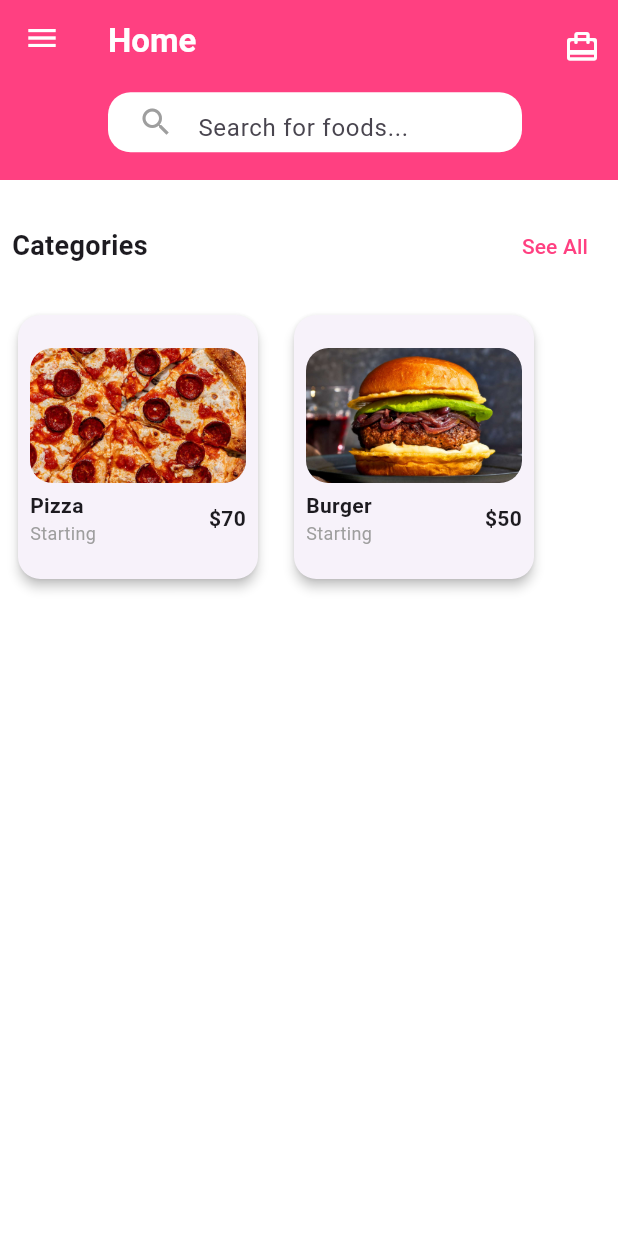
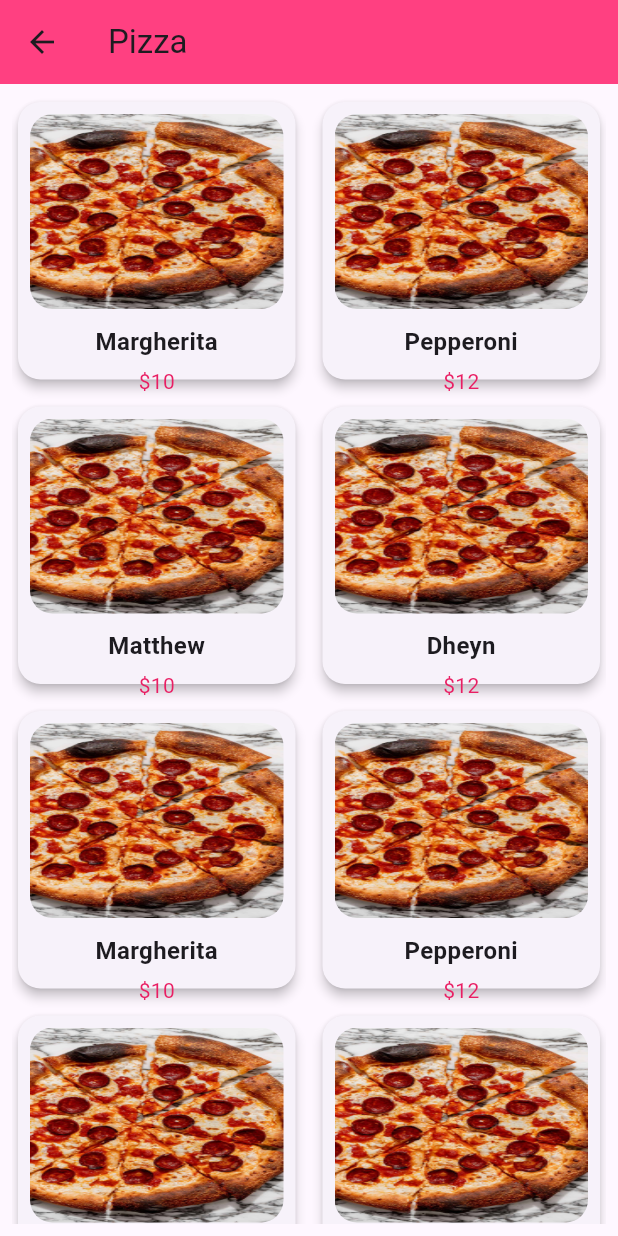
Before and after one commit to Necookie/lalamon, a Flutter app: the Home screen opened directly, after a tap on the "menu" icon, after a tap on "See All", after a tap on "Pizza", on a phone screen of 412 x 824 dp. Run offline on Flutter 3.47's test engine with Material 3 defaults, Android fonts, the phone set to English and light mode, and no system bars; our stand-ins replace cached_network_image, cloud_firestore, firebase_auth, firebase_core; accounts and stored records are empty; network calls fail; Roboto replaces fonts that are missing (PoppinsFont).

Commit message:
updated categories shit

```diff
--- /dev/null
+++ b/lib/categories.dart
@@ -0,0 +1,80 @@
+import 'package:flutter/material.dart';
+
+class CategoryCard extends StatelessWidget {
+  final String title;
+  final String imageUrl;
+  final String price;
+  final VoidCallback onTap;
+
+  const CategoryCard({
+    required this.title,
+    required this.imageUrl,
+    required this.price,
+    required this.onTap,
+    super.key,
+  });
+
+  @override
+  Widget build(BuildContext context) {
+    return Padding(
+      padding: const EdgeInsets.all(8.0),
+      child: InkWell(
+        onTap: onTap, // Trigger the onTap callback
+        child: Card(
+          shape: RoundedRectangleBorder(
+            borderRadius: BorderRadius.circular(15),
+          ),
+          elevation: 3,
+          child: Container(
+            width: 160,
+            padding: const EdgeInsets.all(8),
+            child: Column(
+              mainAxisAlignment: MainAxisAlignment.center,
+              children: [
+                ClipRRect(
+                  borderRadius: BorderRadius.circular(15),
+                  child: Image.asset(
+                    imageUrl,
+                    height: 100,
+                    width: 150,
+                    fit: BoxFit.fill,
+                  ),
+                ),
+                const SizedBox(height: 5),
+                Row(
+                  mainAxisAlignment: MainAxisAlignment.spaceBetween,
+                  children: [
+                    Column(
+                      crossAxisAlignment: CrossAxisAlignment.start,
+                      children: [
+                        Text(
+                          title,
+                          style: const TextStyle(
+                            fontWeight: FontWeight.bold,
+                          ),
+                        ),
+                        const Text(
+                          'Starting',
+                          style: TextStyle(
+                            color: Colors.grey,
+                            fontSize: 12,
+                          ),
+                        ),
+                      ],
+                    ),
+                    Text(
+                      price,
+                      style: const TextStyle(
+                        fontWeight: FontWeight.bold,
+                      ),
+                    ),
+                  ],
+                ),
+              ],
+            ),
+          ),
+        ),
+      ),
+    );
+  }
+}
--- /dev/null
+++ b/lib/category_details_page.dart
@@ -0,0 +1,128 @@
+import 'package:flutter/material.dart';
+
+class CategoryDetailsPage extends StatelessWidget {
+  final String categoryTitle;
+
+  const CategoryDetailsPage({super.key, required this.categoryTitle});
+
+  @override
+  Widget build(BuildContext context) {
+    // Mock data for items in each category
+    final Map<String, List<Map<String, String>>> categoryItems = {
+      'Pizza': [
+        {'name': 'Margherita', 'price': '\$10', 'imageUrl': 'lib/Assets/images/pizza.jpeg'},
+        {'name': 'Pepperoni', 'price': '\$12', 'imageUrl': 'lib/Assets/images/pizza.jpeg'},
+        {'name': 'Matthew', 'price': '\$10', 'imageUrl': 'lib/Assets/images/pizza.jpeg'},
+        {'name': 'Dheyn', 'price': '\$12', 'imageUrl': 'lib/Assets/images/pizza.jpeg'},
+        {'name': 'Margherita', 'price': '\$10', 'imageUrl': 'lib/Assets/images/pizza.jpeg'},
+        {'name': 'Pepperoni', 'price': '\$12', 'imageUrl': 'lib/Assets/images/pizza.jpeg'},
+        {'name': 'Matthew', 'price': '\$10', 'imageUrl': 'lib/Assets/images/pizza.jpeg'},
+        {'name': 'Dheyn', 'price': '\$12', 'imageUrl': 'lib/Assets/images/pizza.jpeg'},
+
+      ],
+      'Burger': [
+        {'name': 'Cheeseburger', 'price': '\$8', 'imageUrl': 'lib/Assets/images/burger.jpeg'},
+        {'name': 'Veggie Burger', 'price': '\$7', 'imageUrl': 'lib/Assets/images/burger.jpeg'},
+      ],
+    };
+
+    // Get the items for the selected category
+    final items = categoryItems[categoryTitle] ?? [];
+
+    return Scaffold(
+      appBar: AppBar(
+        title: Text(categoryTitle),
+        backgroundColor: Colors.pinkAccent,
+      ),
+      body: Padding(
+        padding: const EdgeInsets.all(8.0),
+        child: GridView.builder(
+          gridDelegate: const SliverGridDelegateWithFixedCrossAxisCount(
+            crossAxisCount: 2, // Number of columns in the grid
+            crossAxisSpacing: 10, // Spacing between columns
+            mainAxisSpacing: 10, // Spacing between rows
+            childAspectRatio: 1, // Make the cards square
+          ),
+          itemCount: items.length,
+          itemBuilder: (context, index) {
+            final item = items[index];
+            return InkWell(
+              onTap: () {
+                // Navigate to the placeholder page
+                Navigator.push(
+                  context,
+                  MaterialPageRoute(
+                    builder: (context) => PlaceholderPage(
+                      productName: item['name']!,
+                    ),
+                  ),
+                );
+              },
+              child: Card(
+                shape: RoundedRectangleBorder(
+                  borderRadius: BorderRadius.circular(15),
+                ),
+                elevation: 3,
+                child: Padding(
+                  padding: const EdgeInsets.all(8.0),
+                  child: Column(
+                    crossAxisAlignment: CrossAxisAlignment.center,
+                    children: [
+                      // Item image
+                      ClipRRect(
+                        borderRadius: BorderRadius.circular(15),
+                        child: Image.asset(
+                          item['imageUrl']!,
+                          height: 130,
+                          width: 180,
+                          fit: BoxFit.fill,
+                        ),
+                      ),
+                      const SizedBox(height: 10),
+                      // Item name
+                      Text(
+                        item['name']!,
+                        style: const TextStyle(
+                          fontSize: 16,
+                          fontWeight: FontWeight.bold,
+                        ),
+                        textAlign: TextAlign.center,
+                      ),
+                      const SizedBox(height: 5),
+                      // Item price
+                      Text(
+                        item['price']!,
+                        style: const TextStyle(
+                          fontSize: 14,
+                          color: Colors.pink,
+                        ),
+                      ),
+                    ],
+                  ),
+                ),
+              ),
+            );
+          },
+        ),
+      ),
+    );
+  }
+}
+
+class PlaceholderPage extends StatelessWidget {
+  final String productName;
+
+  const PlaceholderPage({super.key, required this.productName});
+
+  @override
+  Widget build(BuildContext context) {
+    return Scaffold(
+      appBar: AppBar(
+        title: Text(productName),
+      ),
+      body: Center(
+        child: Text('Details for $productName'),
+      ),
+    );
+  }
+}
--- a/lib/home.dart
+++ b/lib/home.dart
@@ -5,6 +5,10 @@ import 'package:firebase_auth/firebase_auth.dart';
 import 'package:cloud_firestore/cloud_firestore.dart';
 import 'package:cached_network_image/cached_network_image.dart';
 
+import 'categories.dart';
+import 'category_details_page.dart';
+
+// Main Home widget
 class Home extends StatefulWidget {
   const Home({super.key});
 
@@ -25,6 +29,7 @@ class _HomeState extends State<Home> {
       backgroundColor: Colors.white,
       appBar: AppBar(
         backgroundColor: Colors.pinkAccent,
+        // Sidebar menu button
         leading: Padding(
           padding: const EdgeInsets.only(bottom: 70),
           child: Builder(
@@ -41,6 +46,7 @@ class _HomeState extends State<Home> {
             },
           ),
         ),
+        // AppBar title and search bar
         title: Padding(
           padding: const EdgeInsets.only(bottom: 55),
           child: SizedBox(
@@ -57,11 +63,12 @@ class _HomeState extends State<Home> {
                   ),
                 ),
                 SizedBox(height: 20),
-                SearchBar(),
+                SearchBar(), // Search bar widget
               ],
             ),
           ),
         ),
+        // Cart button in the AppBar
         actions: [
           Padding(
             padding: const EdgeInsets.only(bottom: 58),
@@ -78,9 +85,11 @@ class _HomeState extends State<Home> {
         ],
         toolbarHeight: 120,
       ),
+      // Sidebar (Drawer)
       drawer: Drawer(
         child: Column(
           children: [
+            // User information in the DrawerHeader
             StreamBuilder<DocumentSnapshot>(
               stream: FirebaseFirestore.instance
                   .collection('users')
@@ -92,6 +101,7 @@ class _HomeState extends State<Home> {
                   nickname = snapshot.data!.get('name') ?? 'Guest';
                 }
 
+                // Generate avatar URL based on nickname
                 final avatarUrl = 'https://api.dicebear.com/9.x/fun-emoji/svg?seed=${Uri.encodeComponent(nickname)}';
 
                 return DrawerHeader(
@@ -108,6 +118,7 @@ class _HomeState extends State<Home> {
                   child: Column(
                     crossAxisAlignment: CrossAxisAlignment.start,
                     children: [
+                      // Avatar and nickname
                       Row(
                         children: [
                           Container(
@@ -167,6 +178,7 @@ class _HomeState extends State<Home> {
                         ],
                       ),
                       const Spacer(),
+                      // User role or status
                       Container(
                         padding: const EdgeInsets.symmetric(horizontal: 12, vertical: 8),
                         decoration: BoxDecoration(
@@ -198,6 +210,7 @@ class _HomeState extends State<Home> {
                 );
               },
             ),
+            // List of menu items in the Drawer
             Expanded(
               child: ListView(
                 padding: EdgeInsets.zero,
@@ -281,6 +294,7 @@ class _HomeState extends State<Home> {
                 ],
               ),
             ),
+            // Divider and About Us section at the bottom
             const Divider(),
             ListTile(
               leading: const Icon(Icons.info_outline, color: Colors.pink),
@@ -292,9 +306,11 @@ class _HomeState extends State<Home> {
           ],
         ),
       ),
+      // Main body content
       body: Column(
         children: [
           const SizedBox(height: 20),
+          // Categories header
           Padding(
             padding: const EdgeInsets.symmetric(horizontal: 8.0),
             child: Row(
@@ -322,6 +338,7 @@ class _HomeState extends State<Home> {
             ),
           ),
           const SizedBox(height: 10),
+          // Horizontal list of categories
           Flexible(
             child: SizedBox(
               height: 200,
@@ -335,7 +352,15 @@ class _HomeState extends State<Home> {
                     imageUrl: category['imageUrl']!,
                     price: category['price']!,
                     onTap: () {
-                      // Handle onTap event for each category
+                      // Navigate to the CategoryDetailsPage
+                      Navigator.push(
+                        context,
+                        MaterialPageRoute(
+                          builder: (context) => CategoryDetailsPage(
+                            categoryTitle: category['title']!,
+                          ),
+                        ),
+                      );
                     },
                   );
                 },
@@ -347,122 +372,3 @@ class _HomeState extends State<Home> {
     );
   }
 }
-
-class SearchBar extends StatefulWidget {
-  const SearchBar({super.key});
-
-  @override
-  State<SearchBar> createState() => _SearchBarState();
-}
-
-class _SearchBarState extends State<SearchBar> {
-  final TextEditingController _controller = TextEditingController();
-
-  @override
-  void dispose() {
-    _controller.dispose();
-    super.dispose();
-  }
-
-  @override
-  Widget build(BuildContext context) {
-    return Container(
-      height: 40,
-      padding: const EdgeInsets.symmetric(horizontal: 8),
-      decoration: BoxDecoration(
-        color: Colors.white,
-        borderRadius: BorderRadius.circular(15),
-      ),
-      child: TextField(
-        controller: _controller,
-        decoration: const InputDecoration(
-          hintText: 'Search for foods...',
-          border: InputBorder.none,
-          prefixIcon: Icon(Icons.search, color: Colors.grey),
-        ),
-        onChanged: (value) {
-          // Handle search input change
-        },
-      ),
-    );
-  }
-}
-
-class CategoryCard extends StatelessWidget {
-  final String title;
-  final String imageUrl;
-  final String price;
-  final VoidCallback onTap;
-
-  const CategoryCard({
-    required this.title,
-    required this.imageUrl,
-    required this.price,
-    required this.onTap,
-    super.key,
-  });
-
-  @override
-  Widget build(BuildContext context) {
-    return Padding(
-      padding: const EdgeInsets.all(8.0),
-      child: InkWell(
-        onTap: onTap,
-        child: Card(
-          shape: RoundedRectangleBorder(
-            borderRadius: BorderRadius.circular(15),
-          ),
-          elevation: 3,
-          child: Container(
-            width: 160,
-            padding: const EdgeInsets.all(8),
-            child: Column(
-              mainAxisAlignment: MainAxisAlignment.center,
-              children: [
-                ClipRRect(
-                  borderRadius: BorderRadius.circular(15),
-                  child: Image.asset(
-                    imageUrl,
-                    height: 90,
-                    width: 150,
-                    fit: BoxFit.cover,
-                  ),
-                ),
-                const SizedBox(height: 5),
-                Row(
-                  mainAxisAlignment: MainAxisAlignment.spaceBetween,
-                  children: [
-                    Column(
-                      crossAxisAlignment: CrossAxisAlignment.start,
-                      children: [
-                        Text(
-                          title,
-                          style: const TextStyle(
-                            fontWeight: FontWeight.bold,
-                          ),
-                        ),
-                        const Text(
-                          'Starting',
-                          style: TextStyle(
-                            color: Colors.grey,
-                            fontSize: 12,
-                          ),
-                        ),
-                      ],
-                    ),
-                    Text(
-                      price,
-                      style: const TextStyle(
-                        fontWeight: FontWeight.bold,
-                      ),
-                    ),
-                  ],
-                ),
-              ],
-            ),
-          ),
-        ),
-      ),
-    );
-  }
-}
--- /dev/null
+++ b/lib/search_bar.dart
@@ -0,0 +1,49 @@
+import 'package:flutter/material.dart';
+
+class SearchBar extends StatefulWidget {
+  const SearchBar({super.key});
+
+  @override
+  State<SearchBar> createState() => _SearchBarState();
+}
+
+class _SearchBarState extends State<SearchBar> {
+  final TextEditingController _controller = TextEditingController();
+
+  @override
+  void initState() {
+    super.initState();
+    _controller.clear(); // Ensure the controller starts empty
+  }
+
+  @override
+  void dispose() {
+    _controller.dispose();
+    super.dispose();
+  }
+
+  @override
+  Widget build(BuildContext context) {
+    return Container(
+      width: double.infinity, // Ensure enough space for the TextField
+      height: 40,
+      padding: const EdgeInsets.symmetric(horizontal: 8),
+      decoration: BoxDecoration(
+        color: Colors.white,
+        borderRadius: BorderRadius.circular(15),
+      ),
+      child: TextField(
+        controller: _controller,
+        decoration: const InputDecoration(
+          hintText: 'Search for foods...',
+          hintStyle: TextStyle(color: Colors.grey), // Explicit hint text style
+          border: InputBorder.none,
+          prefixIcon: Icon(Icons.search, color: Colors.grey),
+        ),
+        onChanged: (value) {
+          // Handle search input change
+        },
+      ),
+    );
+  }
+}
```
Also changed, not shown: pubspec.lock, 125 other files.
